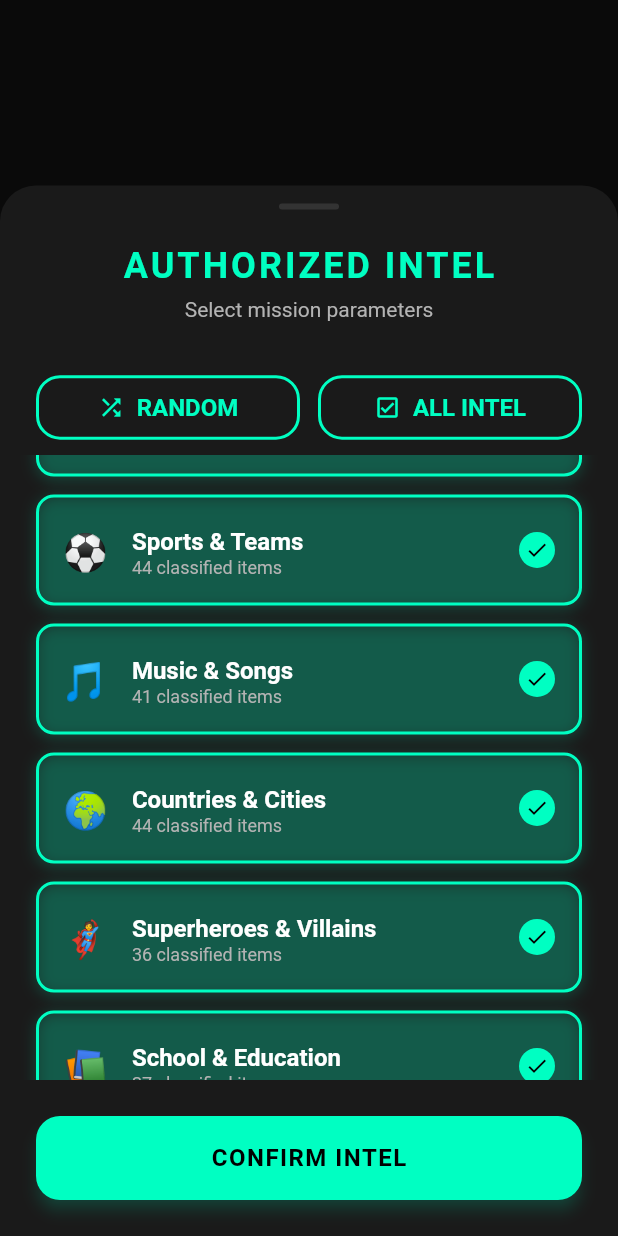
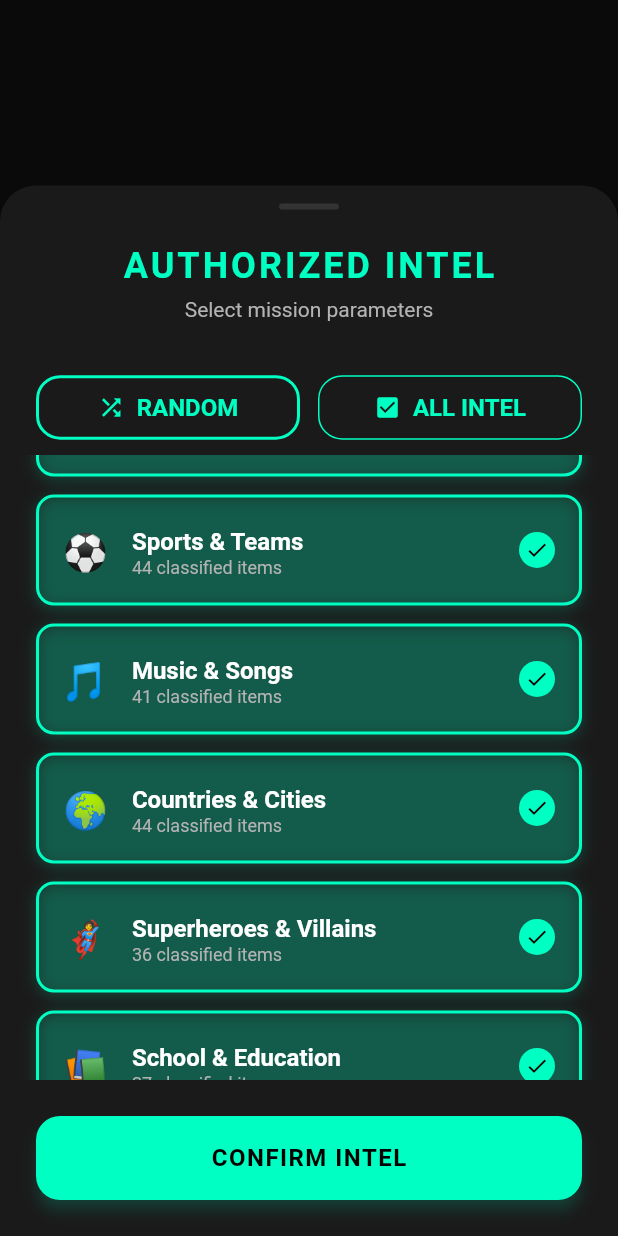
Before and after one commit to Vince0028/Impostor-game, a Flutter app: the SelectCategoriesDialog widget shown alone on an empty page, opened directly, scrolled down 576 dp, after a tap on "ALL INTEL", on a phone screen of 412 x 824 dp. Run offline on Flutter 3.47's test engine with Material 3 defaults, Android fonts, the phone set to English and light mode, and no system bars; our stand-ins replace flutter_dotenv, share_plus, supabase_flutter; accounts and stored records are empty.

```diff
--- a/impostor_game/lib/dialogs/select_categories_dialog.dart
+++ b/impostor_game/lib/dialogs/select_categories_dialog.dart
@@ -77,13 +77,35 @@ class SelectCategoriesDialog extends StatelessWidget {
                     ),
                     const SizedBox(width: 12),
                     Expanded(
-                      child: OutlinedButton.icon(
-                        onPressed: () => provider.selectAllCategories(),
-                        icon: const Icon(Icons.check_box_outlined),
-                        label: const Text('ALL INTEL'),
-                        style: OutlinedButton.styleFrom(
-                          padding: const EdgeInsets.symmetric(vertical: 12),
-                        ),
+                      child: Builder(
+                        builder: (context) {
+                          final isAllSelected =
+                              provider.selectedCategories.length ==
+                              provider.allCategories.length;
+
+                          return OutlinedButton.icon(
+                            onPressed: () => isAllSelected
+                                ? provider.deselectAllCategories()
+                                : provider.selectAllCategories(),
+                            icon: Icon(
+                              isAllSelected
+                                  ? Icons.check_box
+                                  : Icons.check_box_outline_blank,
+                            ),
+                            label: const Text('ALL INTEL'),
+                            style: OutlinedButton.styleFrom(
+                              padding: const EdgeInsets.symmetric(vertical: 12),
+                              foregroundColor: isAllSelected
+                                  ? AppTheme.primaryNeon
+                                  : null,
+                              side: isAllSelected
+                                  ? const BorderSide(
+                                      color: AppTheme.primaryNeon,
+                                    )
+                                  : null,
+                            ),
+                          );
+                        },
                       ),
                     ),
                   ],
--- a/impostor_game/lib/providers/game_provider.dart
+++ b/impostor_game/lib/providers/game_provider.dart
@@ -114,6 +114,12 @@ class GameProvider extends ChangeNotifier {
         .toList();
 
     _gameState = _gameState.copyWith(selectedCategories: selected);
+    _gameState = _gameState.copyWith(selectedCategories: selected);
+    notifyListeners();
+  }
+
+  void deselectAllCategories() {
+    _gameState = _gameState.copyWith(selectedCategories: []);
     notifyListeners();
   }
 
```
Also changed, not shown: impostor_game/lib/screens/reveal_screen.dart (+35 -0 lines).
